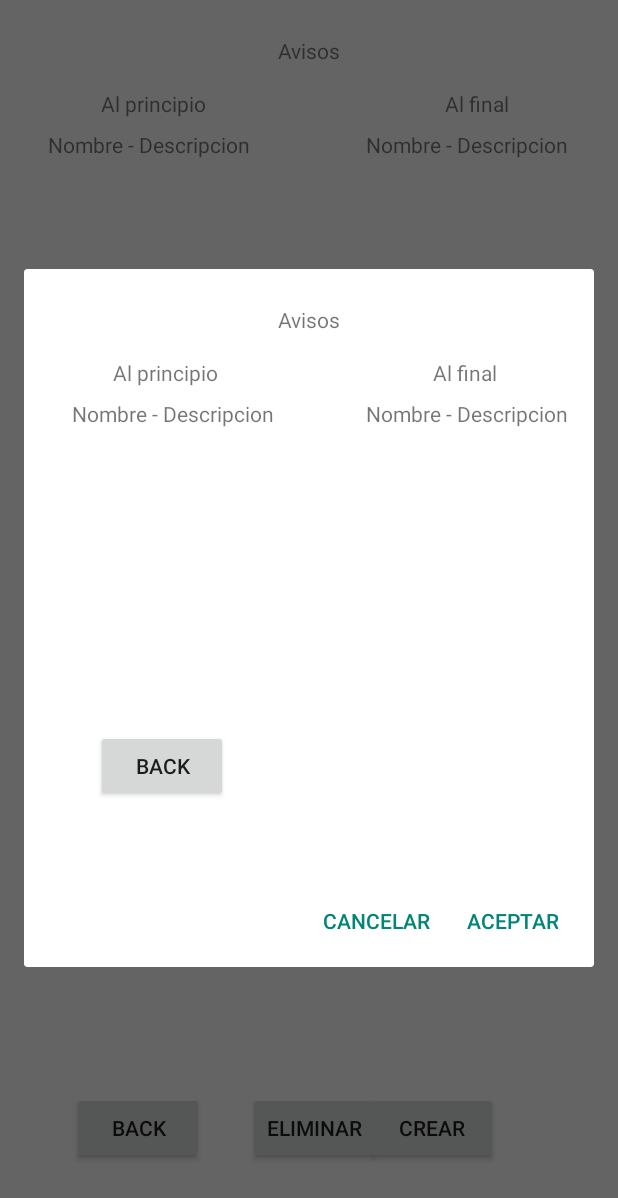
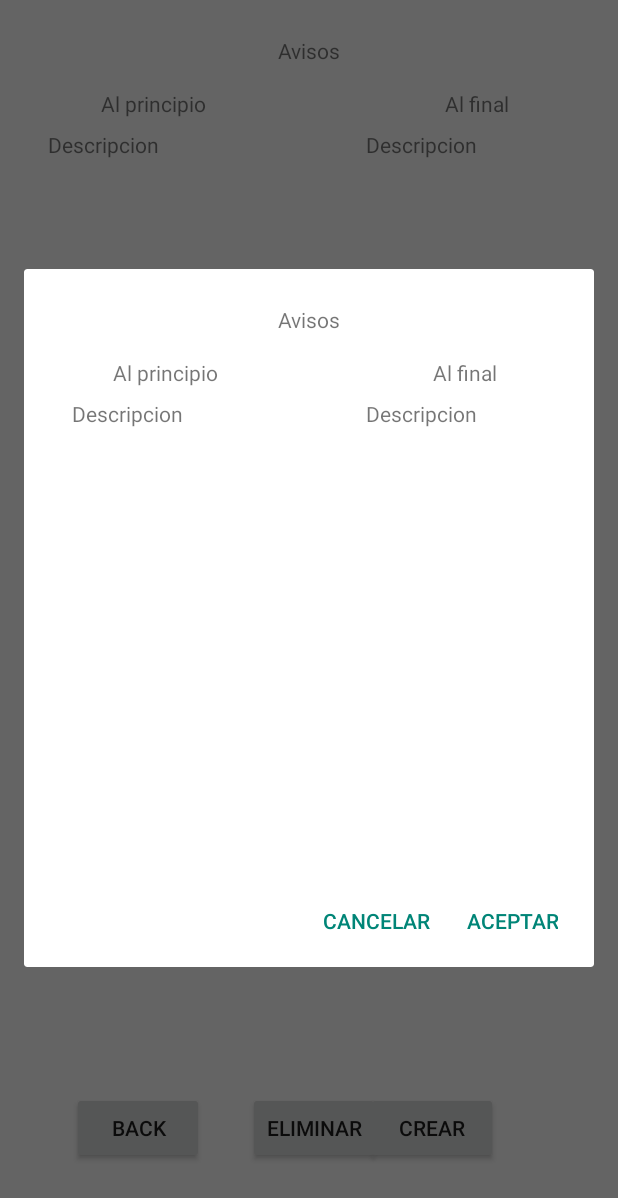
Before and after one commit to MarselBola/IPO3ahh, an Android app: the Avisos screen opened directly, with no data from a screen before it, after a tap on "ELIMINAR", on a phone screen of 412 x 824 dp. Shown: the top 1198 px of the screen. Run offline under Robolectric (Android 15) with nearby library versions, the phone set to English and light mode, and no system bars; 7 statements that could not run were skipped.

Commit message:
eliminar aviso v3

```diff
--- a/app/src/main/res/layout/avisos.xml
+++ b/app/src/main/res/layout/avisos.xml
@@ -76,9 +76,9 @@
         app:layout_constraintTop_toBottomOf = "@+id/textView">
 
         <TableLayout
-            android:id = "@+id/tlSv1"
-            android:layout_width = "match_parent"
-            android:layout_height = "wrap_content" />
+            android:id="@+id/tlSv1"
+            android:layout_width="200dp"
+            android:layout_height="wrap_content" />
     </ScrollView>
 
     <ScrollView
@@ -94,9 +94,9 @@
         app:layout_constraintTop_toBottomOf = "@+id/textView2">
 
         <TableLayout
-            android:id = "@+id/tlSv2"
-            android:layout_width = "match_parent"
-            android:layout_height = "wrap_content" />
+            android:id="@+id/tlSv2"
+            android:layout_width="200dp"
+            android:layout_height="wrap_content" />
     </ScrollView>
 
     <Button
--- a/app/src/main/res/layout/dialog_eliminar.xml
+++ b/app/src/main/res/layout/dialog_eliminar.xml
@@ -62,57 +62,42 @@
         app:layout_constraintTop_toBottomOf = "@+id/textView4" />
 
     <ScrollView
-        android:id = "@+id/scrollView3"
-        android:layout_width = "300dp"
-        android:layout_height = "175dp"
-        android:layout_marginStart = "32dp"
+        android:id="@+id/scrollView3"
+        android:layout_width="wrap_content"
+        android:layout_height="wrap_content"
+        android:layout_marginStart="32dp"
         android:layout_marginLeft="32dp"
-        android:layout_marginTop = "8dp"
-        android:layout_marginEnd = "16dp"
+        android:layout_marginTop="8dp"
+        android:layout_marginEnd="16dp"
         android:layout_marginRight="16dp"
-        app:layout_constraintEnd_toStartOf = "@+id/divider"
-        app:layout_constraintHorizontal_bias = "0.0"
-        app:layout_constraintStart_toStartOf = "parent"
-        app:layout_constraintTop_toBottomOf = "@+id/textView">
+        app:layout_constraintEnd_toStartOf="@+id/divider"
+        app:layout_constraintHorizontal_bias="0.0"
+        app:layout_constraintStart_toStartOf="parent"
+        app:layout_constraintTop_toBottomOf="@+id/textView">
 
         <TableLayout
-            android:id = "@+id/tlSvElim1"
-            android:layout_width = "match_parent"
-            android:layout_height = "wrap_content" />
+            android:id="@+id/tlSvElim1"
+            android:layout_width="250dp"
+            android:layout_height="wrap_content" />
     </ScrollView>
 
     <ScrollView
-        android:id = "@+id/scrollView2"
-        android:layout_width = "300dp"
-        android:layout_height = "175dp"
-        android:layout_marginStart = "24dp"
-        android:layout_marginTop = "8dp"
-        android:layout_marginEnd = "24dp"
-        app:layout_constraintEnd_toEndOf = "parent"
-        app:layout_constraintHorizontal_bias = "0.466"
-        app:layout_constraintStart_toEndOf = "@+id/divider"
-        app:layout_constraintTop_toBottomOf = "@+id/textView2">
+        android:id="@+id/scrollView2"
+        android:layout_width="wrap_content"
+        android:layout_height="wrap_content"
+        android:layout_marginStart="24dp"
+        android:layout_marginTop="8dp"
+        android:layout_marginEnd="24dp"
+        app:layout_constraintEnd_toEndOf="parent"
+        app:layout_constraintHorizontal_bias="0.038"
+        app:layout_constraintStart_toEndOf="@+id/divider"
+        app:layout_constraintTop_toBottomOf="@+id/textView2">
 
         <TableLayout
-            android:id = "@+id/tlSvElim2"
-            android:layout_width = "match_parent"
-            android:layout_height = "wrap_content" />
+            android:id="@+id/tlSvElim2"
+            android:layout_width="250dp"
+            android:layout_height="wrap_content" />
     </ScrollView>
-
-    <Button
-        android:id="@+id/bAvisBack"
-        android:layout_width="wrap_content"
-        android:layout_height="wrap_content"
-        android:layout_marginStart="48dp"
-        android:layout_marginLeft="48dp"
-        android:layout_marginBottom="48dp"
-        android:text="@string/back"
-        app:layout_constraintBottom_toBottomOf="parent"
-        app:layout_constraintEnd_toEndOf="parent"
-        app:layout_constraintHorizontal_bias="0.0"
-        app:layout_constraintStart_toStartOf="parent"
-        app:layout_constraintTop_toTopOf="parent"
-        app:layout_constraintVertical_bias="1.0" />
 
     <TextView
         android:id = "@+id/textView2"
--- a/app/src/main/res/values/strings.xml
+++ b/app/src/main/res/values/strings.xml
@@ -57,7 +57,7 @@
     <string name="eliminarAvis">ELIMINAR AVISO</string>
     <string name="avisFinal">Al final</string>
     <string name="avisPrincipi">Al principio</string>
-    <string name="titolParametresAvis">Nombre - Descripcion</string>
+    <string name="titolParametresAvis">Descripcion</string>
 
 
 
```
Also changed, not shown: app/src/main/java/com/example/crearpartida/Jugador.java (+8 -1 lines), app/src/main/java/com/example/crearpartida/triggers/Avis.java (+2 -7 lines), app/src/main/java/com/example/crearpartida/triggers/Avisos.java (+6 -14 lines), app/src/main/java/com/example/crearpartida/triggers/DialogCrear.java (+5 -13 lines), app/src/main/java/com/example/crearpartida/triggers/DialogEliminar.java (+43 -3 lines), app/src/main/res/layout/dialog_avis.xml (+0 -14 lines).
